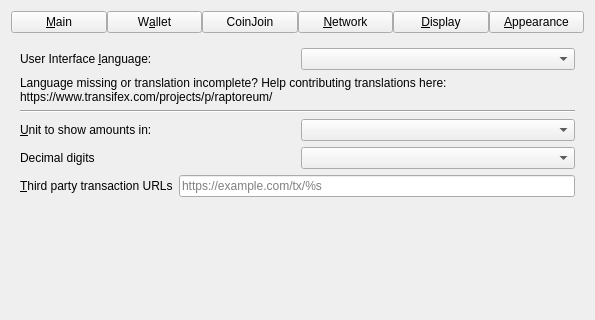
Raptor3um/raptoreum, file src/qt/forms/optionsdialog.ui: the form before one commit; both pictures show x 0 to 595 and y 0 to 320 of the 595 by 462 pixel window.
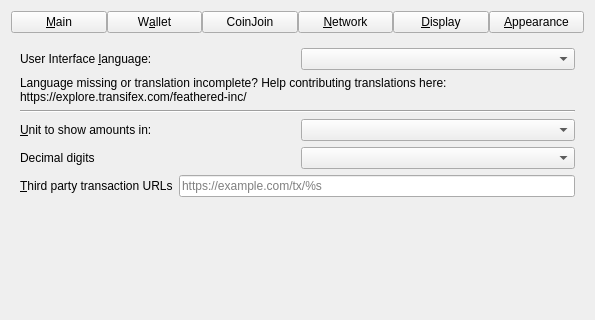
The form after the commit. The open tabs and pages were chosen to show the change. Custom widgets are drawn as their Qt base class.

Patch:
```diff
--- a/src/qt/forms/optionsdialog.ui
+++ b/src/qt/forms/optionsdialog.ui
@@ -778,7 +778,7 @@
          </property>
          <property name="text">
           <string>Language missing or translation incomplete? Help contributing translations here:
-https://www.transifex.com/projects/p/raptoreum/</string>
+https://explore.transifex.com/feathered-inc/</string>
          </property>
          <property name="wordWrap">
           <bool>true</bool>
```
